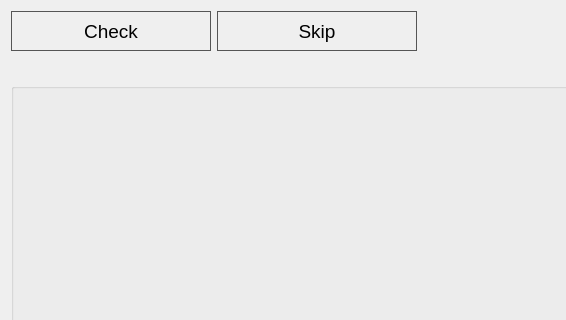
Old version of the form Translate/constructorform.ui in the repository gagikpog/TestAndTranslate; both pictures show x 0 to 566 and y 0 to 320 of the 722 by 594 pixel window.
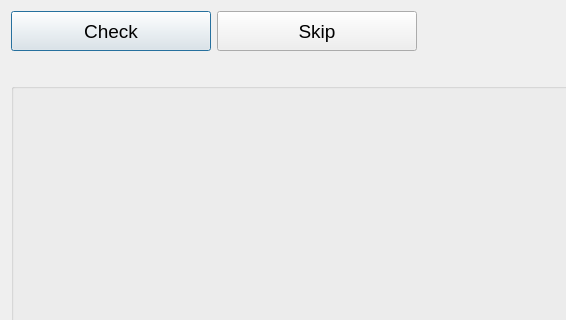
New version of the form.

Diff of the .ui file:
```diff
--- a/Translate/constructorform.ui
+++ b/Translate/constructorform.ui
@@ -14,36 +14,7 @@
    <string>Dialog</string>
   </property>
   <property name="styleSheet">
-   <string notr="true">QWidget {
-background: qradialgradient(cx: 0.3, cy: -0.4,
-fx: 0.3, fy: -0.4,
-radius: 1.3, stop: 0 #fff, stop: 1 #ddd);
-color: #000;
-}
-QPushButton:!enabled {
-background: qradialgradient(cx: 0.3, cy: -0.4,
-fx: 0.3, fy: -0.4,
-radius: 1.3, stop: 0 #fff, stop: 1 #fff);
-border: 1px solid #bbb
-}
-QPushButton {
-color: #000;
-border: 1px solid #555;
-padding: 5px;
-background: qradialgradient(cx: 0.3, cy: -0.4,
-fx: 0.3, fy: -0.4,
-radius: 1.3, stop: 0 #eee, stop: 1 #fff);
-}
-QPushButton:hover {
-background: qradialgradient(cx: 0.3, cy: -0.4,
-fx: 0.3, fy: -0.4,
-radius: 1.3, stop: 0 #eee, stop: 1 #ddd);
-}
-QPushButton:pressed {
-background: qradialgradient(cx: 0.4, cy: -0.1,
-fx: 0.4, fy: -0.1,
-radius: 1.3, stop: 0 #e5e5e5, stop: 1 #d5d5d5);
-}</string>
+   <string notr="true"/>
   </property>
   <layout class="QVBoxLayout" name="verticalLayout">
    <item>
```
Left out of the diff: 1 changed line with no effect on the pictures.
